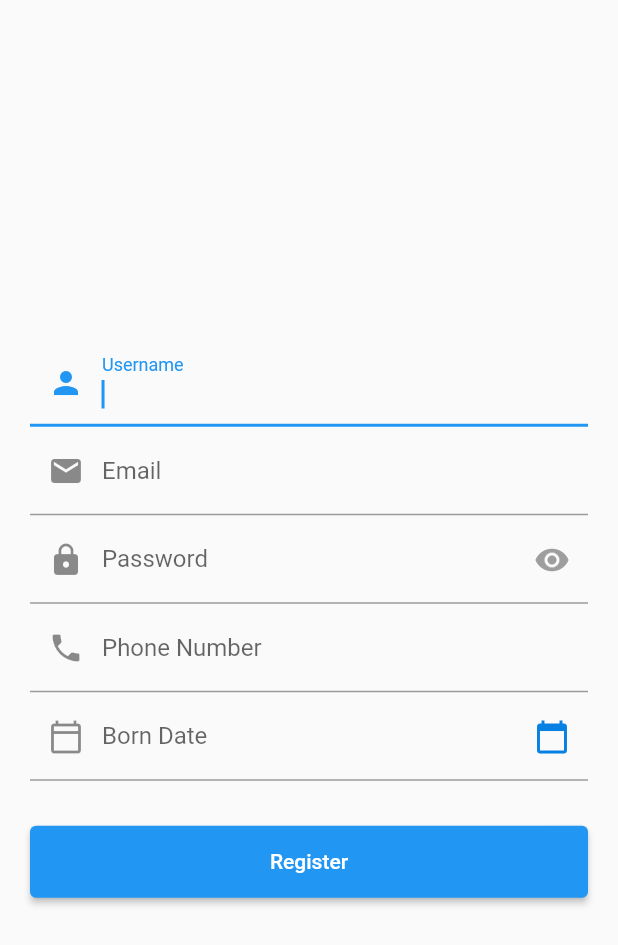
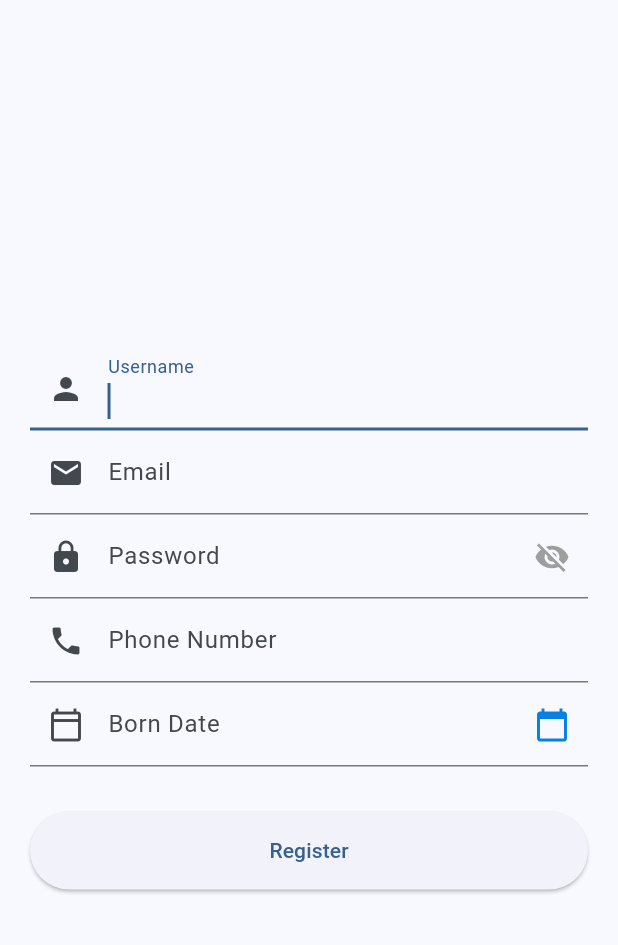
Before and after one commit to RInf0/ugd_bloc_1_b, a Flutter app: the screen it shows after launch, after a tap on "Register", on a phone screen of 412 x 824 dp. Shown: the top 945 px of the screen. Run offline on Flutter 3.47's test engine with Material 2 defaults, Android fonts, the phone set to English and light mode, and no system bars; our stand-ins replace flutter_bloc.

Commit message:
merapikan beberapa component

```diff
--- a/lib/bloc/register/register_state.dart
+++ b/lib/bloc/register/register_state.dart
@@ -5,7 +5,8 @@
   final FormSubmissionState formSubmissionState;
 
   RegisterState({
-    this.isPasswordVisible = false,
+    // true => invisible at first
+    this.isPasswordVisible = true,
     this.formSubmissionState = const InitialFormState(),
   });
 
--- a/lib/main.dart
+++ b/lib/main.dart
@@ -10,8 +10,14 @@ class MainApp extends StatelessWidget {
 
   @override
   Widget build(BuildContext context) {
-    return const MaterialApp(
-      home: Scaffold(
+    return MaterialApp(
+      theme: ThemeData(
+        useMaterial3: true,
+        colorScheme: ColorScheme.fromSeed(
+          seedColor: Colors.blue,
+        ),
+      ),
+      home: const Scaffold(
         body: LoginView(),
       ),
     );
--- a/lib/page/login_page.dart
+++ b/lib/page/login_page.dart
@@ -110,11 +110,13 @@ class _LoginViewState extends State<LoginView> {
                                 vertical: 16.0, horizontal: 16.0),
                             child: state.formSubmissionState is FormSubmitting
                                 ? const CircularProgressIndicator(
-                                    color: Colors.white)
+                                    color: Colors.blue)
                                 : const Text("Login"),
                           ),
                         ),
                       ),
+
+                      const SizedBox(height: 15),
 
                       // button ke halaman register
                       Row(
--- a/lib/page/register_page.dart
+++ b/lib/page/register_page.dart
@@ -16,16 +16,12 @@ class RegisterView extends StatefulWidget {
 }
 
 class _RegisterViewState extends State<RegisterView> {
-  //* untuk validasi harus menggunakan GlobayKey
   final _formKey = GlobalKey<FormState>();
   TextEditingController usernameController = TextEditingController();
   TextEditingController emailController = TextEditingController();
   TextEditingController passwordController = TextEditingController();
   TextEditingController phoneNumberController = TextEditingController();
   TextEditingController bornDateController = TextEditingController();
-
-  // true => invisible at first
-  bool isPasswordVisible = true;
 
   @override
   Widget build(BuildContext context) {
@@ -60,7 +56,11 @@ class _RegisterViewState extends State<RegisterView> {
             BlocBuilder<RegisterBloc, RegisterState>(builder: (context, state) {
           return SafeArea(
             child: Scaffold(
-              body: Form(
+              body: Center(
+                child: ListView(
+                  shrinkWrap: true,
+                  children: [
+                    Form(
                       key: _formKey,
                       child: Padding(
                         padding: const EdgeInsets.symmetric(
@@ -78,8 +78,9 @@ class _RegisterViewState extends State<RegisterView> {
                                 prefixIcon: Icon(Icons.person),
                                 labelText: 'Username',
                               ),
-                        validator: (value) =>
-                            value == '' ? 'Please enter your username!' : null,
+                              validator: (value) => value == ''
+                                  ? 'Please enter your username!'
+                                  : null,
                             ),
 
                             // email
@@ -116,14 +117,16 @@ class _RegisterViewState extends State<RegisterView> {
                                     state.isPasswordVisible
                                         ? Icons.visibility_off
                                         : Icons.visibility,
-                              color:
-                                  isPasswordVisible ? Colors.grey : Colors.blue,
+                                    color: state.isPasswordVisible
+                                        ? Colors.grey
+                                        : Colors.blue,
                                   ),
                                 ),
                               ),
                               obscureText: state.isPasswordVisible,
-                        validator: (value) =>
-                            value == '' ? 'Please enter your password!' : null,
+                              validator: (value) => value == ''
+                                  ? 'Please enter your password!'
+                                  : null,
                             ),
 
                             // phone number
@@ -170,7 +173,8 @@ class _RegisterViewState extends State<RegisterView> {
                                     lastDate: DateTime.now());
                                 if (pickeddate != null) {
                                   bornDateController.text =
-                                DateFormat('dd-MM-yyyy').format(pickeddate);
+                                      DateFormat('dd-MM-yyyy')
+                                          .format(pickeddate);
                                 }
                               },
                             ),
@@ -190,11 +194,9 @@ class _RegisterViewState extends State<RegisterView> {
                                               password: passwordController.text,
                                               email: emailController.text,
                                               no: phoneNumberController.text,
-                                        tglLahir: bornDateController.text),
+                                              tglLahir:
+                                                  bornDateController.text),
                                         );
-                              // Map<String, dynamic> formData = {};
-                              // formData['username'] = usernameController.text;
-                              // formData['password'] = passwordController.text;
                                   }
                                 },
                                 child: Padding(
@@ -202,15 +204,19 @@ class _RegisterViewState extends State<RegisterView> {
                                     vertical: 16.0,
                                     horizontal: 16.0,
                                   ),
-                            child: state.formSubmissionState is FormSubmitting
+                                  child: state.formSubmissionState
+                                          is FormSubmitting
                                       ? const CircularProgressIndicator(
-                                    color: Colors.white)
-                                : Text('Register'),
+                                          color: Colors.blue)
+                                      : const Text('Register'),
                                 ),
                               ),
                             ),
                           ],
                         ),
+                      ),
+                    ),
+                  ],
                 ),
               ),
             ),
```
Also changed, not shown: lib/repository/login_repository.dart (+4 -6 lines), lib/repository/register_repository.dart (+17 -8 lines). Lines whose indentation alone changed are shown as unchanged.
